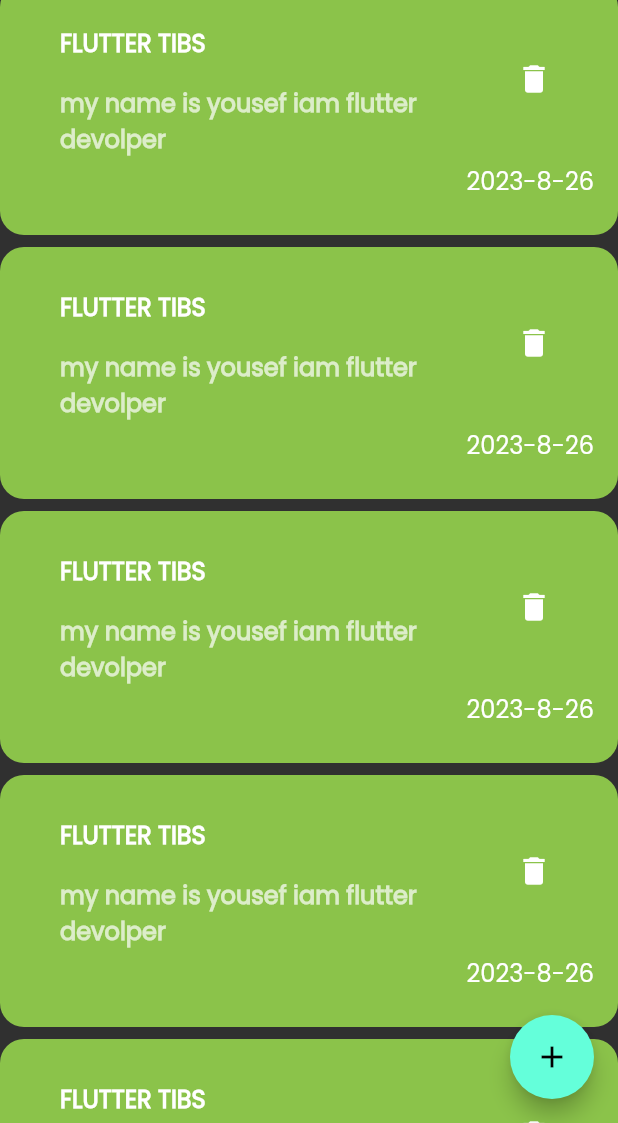
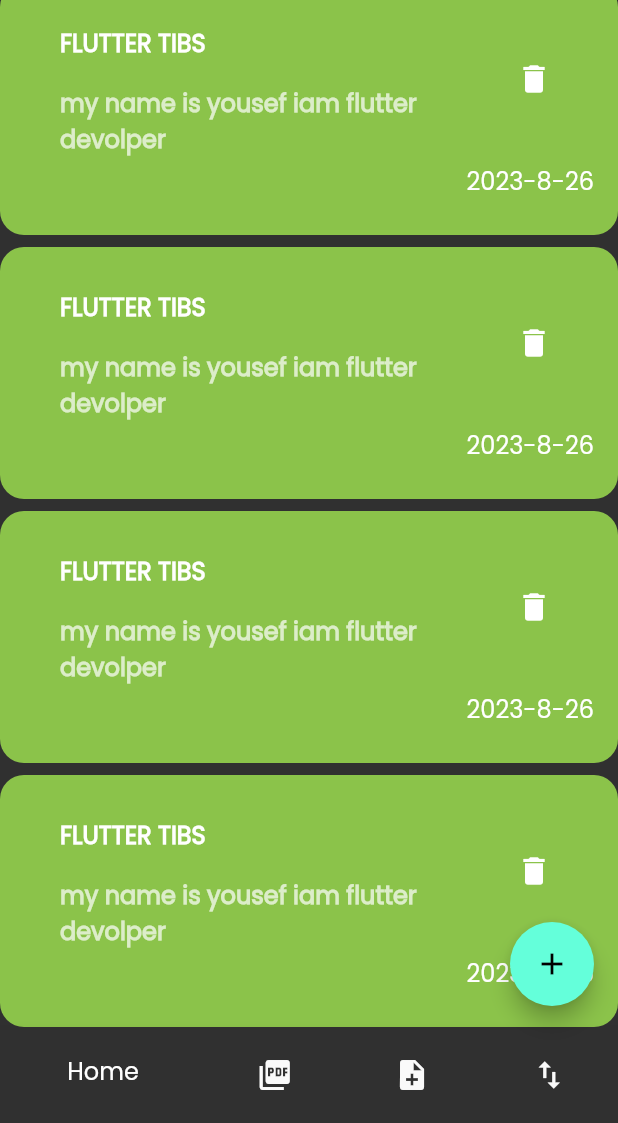
Before and after one commit to YousefMohamed6/study-with-me, a Flutter app: the screen it shows after launch, after a tap on the "search" icon, on a phone screen of 412 x 824 dp, the part 113-1236 px from its top. Run offline on Flutter 3.47's test engine with Material 2 defaults, Android fonts, the phone set to English and light mode, and no system bars; our stand-ins replace flutter_bloc, fluttertoast, hive, hive_flutter; accounts and stored records are empty.

Commit message:
add navigationbar

```diff
--- /dev/null
+++ b/lib/cubit/navigatore_cubit.dart
@@ -0,0 +1,13 @@
+import 'package:flutter_bloc/flutter_bloc.dart';
+
+part 'navigatore_state.dart';
+
+class NavigatoreCubit extends Cubit<NavigatoreState> {
+  NavigatoreCubit() : super(NavigatoreInitial());
+  int _currentIndex = 0;
+  get currentIndex => _currentIndex;
+  void chengeIndex(int select) {
+    _currentIndex = select;
+    emit(NavigatoreInitial());
+  }
+}
--- /dev/null
+++ b/lib/cubit/navigatore_state.dart
@@ -0,0 +1,5 @@
+part of 'navigatore_cubit.dart';
+
+sealed class NavigatoreState {}
+
+final class NavigatoreInitial extends NavigatoreState {}
--- a/lib/main.dart
+++ b/lib/main.dart
@@ -1,7 +1,12 @@
 import 'package:flutter/material.dart';
+import 'package:flutter_bloc/flutter_bloc.dart';
 import 'package:hive_flutter/adapters.dart';
 import 'package:noteapp/const/text.dart';
-import 'package:noteapp/views/screens/home_view.dart';
+import 'package:noteapp/cubit/navigatore_cubit.dart';
+import 'package:noteapp/cubit/note_cubit.dart';
+import 'package:noteapp/views/screens/note_view.dart';
+import 'package:noteapp/views/screens/pdf_view.dart';
+import 'package:noteapp/views/screens/todo_view.dart';
 
 void main() async {
   await Hive.initFlutter();
@@ -13,11 +18,27 @@ class MyApp extends StatelessWidget {
   const MyApp({super.key});
   @override
   Widget build(BuildContext context) {
-    return MaterialApp(
-      debugShowCheckedModeBanner: false,
-      title: 'NoteApp',
-      theme: ThemeData.dark(),
-      home: const HomePage(),
+    return MultiRepositoryProvider(
+      providers: [
+        RepositoryProvider(
+          create: (context) => NavigatoreCubit(),
+        ),
+        RepositoryProvider(
+          create: (context) => NoteCubit(),
+        ),
+      ],
+      child: MaterialApp(
+        debugShowCheckedModeBanner: false,
+        title: 'NoteApp',
+        theme: ThemeData.dark(),
+        home: const NotePage(),
+        routes: {
+          NotePage.id: (context) => const NotePage(),
+          PdfView.id: (context) => const PdfView(),
+          ToDoView.id: (context) => const ToDoView(),
+        },
+        initialRoute: NotePage.id,
+      ),
     );
   }
 }
--- a/lib/views/screens/edit_view.dart
+++ b/lib/views/screens/edit_view.dart
@@ -4,6 +4,7 @@ import 'package:noteapp/views/widgets/custom_form_field.dart';
 import 'package:noteapp/views/widgets/vertical_sizebox.dart';
 
 class EditNote extends StatelessWidget {
+  static String id = 'EditNote';
   const EditNote(
       {super.key, required this.titleCtrl, required this.contentCtrl});
   final TextEditingController titleCtrl;
--- a/lib/views/screens/home_view.dart
+++ /dev/null
@@ -1,43 +0,0 @@
-import 'package:flutter/material.dart';
-import 'package:noteapp/views/screens/sheet_note.dart';
-import 'package:noteapp/views/widgets/custom_appbar.dart';
-import 'package:noteapp/views/widgets/note_list_view.dart';
-import 'package:noteapp/views/widgets/vertical_sizebox.dart';
-
-class HomePage extends StatelessWidget {
-  const HomePage({super.key});
-  @override
-  Widget build(BuildContext context) {
-    return Scaffold(
-      floatingActionButton: FloatingActionButton(
-        child: const Icon(Icons.add),
-        onPressed: () {
-          var contentCtrl = TextEditingController();
-          var titleCtrl = TextEditingController();
-          showModalBottomSheet(
-            shape: RoundedRectangleBorder(
-              borderRadius: BorderRadius.circular(16),
-            ),
-            isScrollControlled: true,
-            context: context,
-            builder: (context) => SheetNote(
-              titleCtrl: titleCtrl,
-              contentCtrl: contentCtrl,
-            ),
-          );
-        },
-      ),
-      body: Column(
-        children: [
-          CustomAppBar(
-            title: 'Notes',
-            icon: const Icon(Icons.search),
-            onPressed: () {},
-          ),
-          const VerticalSizedBox(8),
-          const ListViewNotes(),
-        ],
-      ),
-    );
-  }
-}
--- /dev/null
+++ b/lib/views/screens/note_view.dart
@@ -0,0 +1,61 @@
+import 'package:flutter/material.dart';
+import 'package:flutter_bloc/flutter_bloc.dart';
+import 'package:noteapp/cubit/navigatore_cubit.dart';
+import 'package:noteapp/views/screens/sheet_note.dart';
+import 'package:noteapp/views/widgets/custom_appbar.dart';
+import 'package:noteapp/views/widgets/navigationbar.dart';
+import 'package:noteapp/views/widgets/note_list_view.dart';
+import 'package:noteapp/views/widgets/vertical_sizebox.dart';
+
+class NotePage extends StatelessWidget {
+  static String id = 'NotePage';
+  const NotePage({super.key});
+  @override
+  Widget build(BuildContext context) {
+    return BlocConsumer<NavigatoreCubit, NavigatoreState>(
+      listener: (context, state) {
+        int currentIndex =
+            BlocProvider.of<NavigatoreCubit>(context).currentIndex;
+        if (currentIndex == 1) {}
+      },
+      builder: (context, state) {
+        return Scaffold(
+          bottomNavigationBar: CustombottomBar(
+            currentIndex:
+                BlocProvider.of<NavigatoreCubit>(context).currentIndex,
+          ),
+          floatingActionButton: FloatingActionButton(
+            child: const Icon(Icons.add),
+            onPressed: () {
+              var contentCtrl = TextEditingController();
+              var titleCtrl = TextEditingController();
+              showModalBottomSheet(
+                shape: RoundedRectangleBorder(
+                  borderRadius: BorderRadius.circular(16),
+                ),
+                isScrollControlled: true,
+                context: context,
+                builder: (context) => NoteSheet(
+                  titleCtrl: titleCtrl,
+                  contentCtrl: contentCtrl,
+                  formkey: GlobalKey<FormState>(),
+                ),
+              );
+            },
+          ),
+          body: Column(
+            children: [
+              CustomAppBar(
+                title: 'Notes',
+                icon: const Icon(Icons.search),
+                onPressed: () {},
+              ),
+              const VerticalSizedBox(8),
+              const ListViewNotes(),
+            ],
+          ),
+        );
+      },
+    );
+  }
+}
--- /dev/null
+++ b/lib/views/screens/pdf_view.dart
@@ -0,0 +1,10 @@
+import 'package:flutter/material.dart';
+
+class PdfView extends StatelessWidget {
+  const PdfView({super.key});
+  static String id = 'PdfView';
+  @override
+  Widget build(BuildContext context) {
+    return const Placeholder();
+  }
+}
--- a/lib/views/screens/sheet_note.dart
+++ b/lib/views/screens/sheet_note.dart
@@ -4,15 +4,22 @@ import 'package:noteapp/views/widgets/custom_form_field.dart';
 import 'package:noteapp/views/widgets/custom_text.dart';
 import 'package:noteapp/views/widgets/vertical_sizebox.dart';
 
-class SheetNote extends StatelessWidget {
-  const SheetNote(
-      {super.key, required this.titleCtrl, required this.contentCtrl});
+class NoteSheet extends StatelessWidget {
+  static String id = 'NoteSheet';
+  const NoteSheet(
+      {super.key,
+      required this.titleCtrl,
+      required this.contentCtrl,
+      required this.formkey});
   final TextEditingController titleCtrl;
   final TextEditingController contentCtrl;
+  final GlobalKey<FormState> formkey;
   @override
   Widget build(BuildContext context) {
     return Scaffold(
-      body: Column(
+      body: Form(
+        key: formkey,
+        child: Column(
           mainAxisAlignment: MainAxisAlignment.center,
           children: [
             CustomFormField(
@@ -27,13 +34,16 @@ class SheetNote extends StatelessWidget {
             const VerticalSizedBox(24),
             CustomButton(
               onPressed: () {
+                if (formkey.currentState!.validate()) {
                   Navigator.pop(context);
+                }
               },
               color: Colors.white,
               child: const CustomText(text: 'Save', color: Colors.black),
             ),
           ],
         ),
+      ),
     );
   }
 }
--- /dev/null
+++ b/lib/views/screens/todo_view.dart
@@ -0,0 +1,10 @@
+import 'package:flutter/material.dart';
+
+class ToDoView extends StatelessWidget {
+  const ToDoView({super.key});
+  static String id = 'ToDoView';
+  @override
+  Widget build(BuildContext context) {
+    return const Placeholder();
+  }
+}
--- /dev/null
+++ b/lib/views/widgets/navigationbar.dart
@@ -0,0 +1,75 @@
+import 'package:flutter/material.dart';
+import 'package:flutter_bloc/flutter_bloc.dart';
+import 'package:noteapp/cubit/navigatore_cubit.dart';
+import 'package:noteapp/views/widgets/custom_text.dart';
+
+class CustombottomBar extends StatelessWidget {
+  const CustombottomBar({super.key, required this.currentIndex});
+  final int currentIndex;
+  @override
+  Widget build(BuildContext context) {
+    return BottomNavigationBar(
+      iconSize: 24,
+      selectedItemColor: Colors.blue,
+      unselectedItemColor: Colors.grey.shade50,
+      currentIndex: currentIndex,
+      onTap: (select) {
+        BlocProvider.of<NavigatoreCubit>(context).chengeIndex(select);
+      },
+      items: const [
+        BottomNavigationBarItem(
+          activeIcon: Padding(
+            padding: EdgeInsets.only(top: 8.0),
+            child: CustomText(
+              text: 'Home',
+              color: Colors.white,
+            ),
+          ),
+          label: '',
+          icon: Icon(
+            Icons.home,
+          ),
+        ),
+        BottomNavigationBarItem(
+          activeIcon: Padding(
+            padding: EdgeInsets.only(top: 8.0),
+            child: CustomText(
+              text: 'Pdf',
+              color: Colors.white,
+            ),
+          ),
+          label: '',
+          icon: Icon(
+            Icons.picture_as_pdf,
+          ),
+        ),
+        BottomNavigationBarItem(
+          activeIcon: Padding(
+            padding: EdgeInsets.only(top: 8.0),
+            child: CustomText(
+              text: 'Note',
+              color: Colors.white,
+            ),
+          ),
+          label: '',
+          icon: Icon(
+            Icons.note_add,
+          ),
+        ),
+        BottomNavigationBarItem(
+          activeIcon: Padding(
+            padding: EdgeInsets.only(top: 8.0),
+            child: CustomText(
+              text: 'ToDo',
+              color: Colors.white,
+            ),
+          ),
+          label: '',
+          icon: Icon(
+            Icons.import_export,
+          ),
+        ),
+      ],
+    );
+  }
+}
--- a/pubspec.yaml
+++ b/pubspec.yaml
@@ -35,14 +35,14 @@ dependencies:
   fluttertoast: ^8.2.2
   hive: ^2.2.3
   hive_flutter: ^1.1.0
-
+  motion_tab_bar_v2: ^0.3.0
 
 dev_dependencies:
   build_runner: ^2.4.6
-  hive_generator: ^2.0.1
   flutter_lints: ^2.0.0
   flutter_test:
     sdk: flutter
+  hive_generator: ^2.0.1
 
 # For information on the generic Dart part of this file, see the
 # following page: https://dart.dev/tools/pub/pubspec
```
Also changed, not shown: pubspec.lock. Lines whose indentation alone changed are shown as unchanged.
